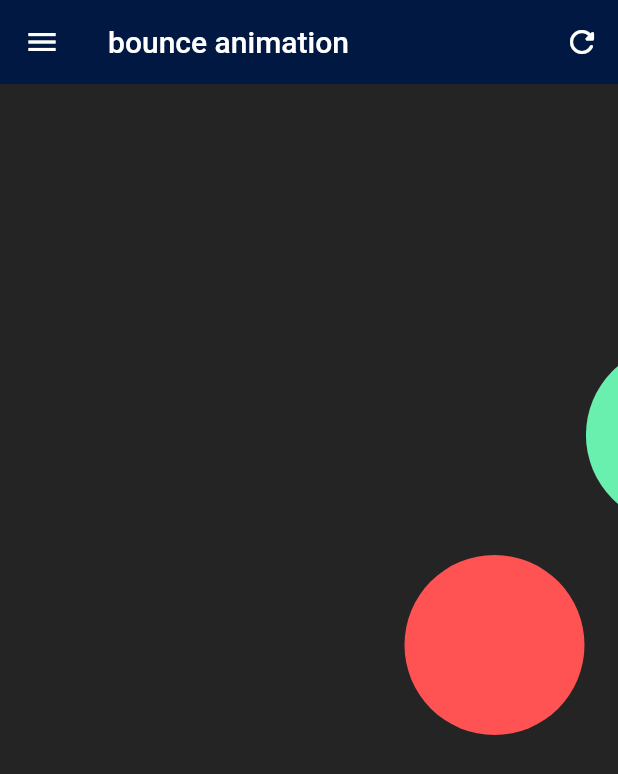
After one commit to dev1abhi/Flutter-Animations, a Flutter app: the Bounce screen opened directly, after a tap on the "menu" icon, on a phone screen of 412 x 824 dp. The commit adds this screen. Shown: the top 774 px of the screen. Run offline on Flutter 3.47's test engine with Material 2 defaults, Android fonts, the phone set to English and light mode, and no system bars; our stand-ins replace flutter_zoom_drawer, get, lottie.

Commit message:
bounce animations

```diff
--- a/lib/Controllers/drawercontroller.dart
+++ b/lib/Controllers/drawercontroller.dart
@@ -2,6 +2,7 @@ import 'package:flutter/widgets.dart';
 import 'package:flutter_animations/Screens/fade_in_fade_out.dart';
 import 'package:flutter_animations/Screens/water_drop_effect.dart';
 import 'package:flutter_animations/Text/tex_screen.dart';
+import 'package:flutter_animations/screens/bounce_animation.dart';
 import 'package:flutter_zoom_drawer/flutter_zoom_drawer.dart';
 import 'package:get/get.dart';
 import '../Screens/mainscreen.dart';
@@ -17,6 +18,7 @@ class MyDrawerController extends GetxController {
   final mainScreen2 = fade_in_fade_out();
   final mainScreen3 = AnimatedTextWidget();
   final mainScreen4 = WaterDropEffect();
+  final mainScreen5 = Bounce();
 
   // Getter to get the current main screen based on the selectedMenuItem
   Widget get currentMainScreen {
@@ -29,6 +31,11 @@ class MyDrawerController extends GetxController {
         return mainScreen3;
       case 3:
         return mainScreen4;
+
+
+       case 4 :
+
+        return  mainScreen5 ;
       // Add more cases when you are adding new screen
       default:
         return mainScreen1; // Default to mainScreen1 if the selection is not recognized
--- /dev/null
+++ b/lib/Screens/bounce_animation.dart
@@ -0,0 +1,108 @@
+import 'package:flutter/material.dart';
+import 'package:flutter_animations/controllers/drawercontroller.dart';
+import 'package:flutter_animations/helpers/colors.dart';
+
+class Bounce extends StatefulWidget {
+  const Bounce({super.key});
+
+  @override
+  State<Bounce> createState() => _BounceState();
+}
+
+class _BounceState extends State<Bounce> {
+  @override
+  Widget build(BuildContext context) {
+    return Scaffold( appBar:
+       AppBar( actions: [IconButton(onPressed: () {
+         setState(() {
+            Navigator.pushReplacement(context, PageRouteBuilder(pageBuilder: (context, animation, secondaryAnimation) => Bounce(),));
+         });
+       }, icon: Icon(Icons.refresh_rounded))],
+        backgroundColor: mainpagecolor,
+        title: const Text('bounce animation'),
+    leading: IconButton(
+    icon: const Icon(Icons.menu), // You can use any icon you prefer
+    onPressed:() {
+      MyDrawerController.to.toggleDrawer();
+      MyDrawerController.to.update();
+
+    },
+    hoverColor: Colors.white,
+    ),
+    elevation: 0,
+        ),
+       body: Center(
+         child: Column(
+           mainAxisAlignment: MainAxisAlignment.center,
+           children: [
+              // bounceInOut
+             TweenAnimationBuilder(
+               child: CircleAvatar(
+                 radius: 60,
+                 backgroundColor: Colors.greenAccent,
+                ),
+                duration: Duration(milliseconds: 6000),
+                curve: Curves.bounceInOut,
+                tween: Tween(begin: 1.0, end: 0.0),
+                builder: (context, value, child){
+                // horizontal disposition of the widget.
+                 return Transform.translate(
+                     offset:  Offset(
+                       value * 500,
+                        0.0
+                     ),
+                     child: child,
+                   );
+                 },
+               ),
+               SizedBox(height: 20,),
+
+               //bounceOut
+
+
+                TweenAnimationBuilder(
+               child: CircleAvatar(
+                 radius: 60,
+                 backgroundColor: Colors.redAccent,
+                ),
+                duration: Duration(milliseconds: 6000),
+                curve: Curves.bounceOut,
+                tween: Tween(begin: 1.0, end: 0.0),
+                builder: (context, value, child){
+
+                 return Transform.translate(
+                     offset:  Offset(
+                       value * 500,
+                        0.0
+                     ),
+                     child: child,
+                   );
+                 },
+               ),
+               SizedBox(height: 20,),
+
+                TweenAnimationBuilder(
+               child: CircleAvatar(
+                 radius: 60,
+                 backgroundColor: Colors.yellowAccent,
+                ),
+                duration: Duration(milliseconds: 6000),
+                curve: Curves.bounceIn,
+                tween: Tween(begin: 1.0, end: 0.0),
+                builder: (context, value, child){
+                // horizontal disposition of the widget.
+                 return Transform.translate(
+                     offset:  Offset(
+                       value * 500,
+                        0.0
+                     ),
+                     child: child,
+                   );
+                 },
+               ),
+               SizedBox(height: 20,),
+           ]
+           )  )
+               );
+  }
+}
--- a/lib/Screens/fade_in_fade_out.dart
+++ b/lib/Screens/fade_in_fade_out.dart
@@ -1,6 +1,6 @@
 import 'package:flutter/material.dart';
 import 'package:flutter_animations/helpers/colors.dart';
-import 'package:get/get.dart';
+
 import '../controllers/drawercontroller.dart';
 
 
--- a/lib/Screens/menuscreen.dart
+++ b/lib/Screens/menuscreen.dart
@@ -16,7 +16,8 @@ class MenuScreen extends GetView<MyDrawerController> {
     'Guidelines',
     'Fade in/out',
     'Text Animation',
-    'Water Drop Effect'
+    'Water Drop Effect',
+    'bounce animation'
   ];
 
   @override
```
